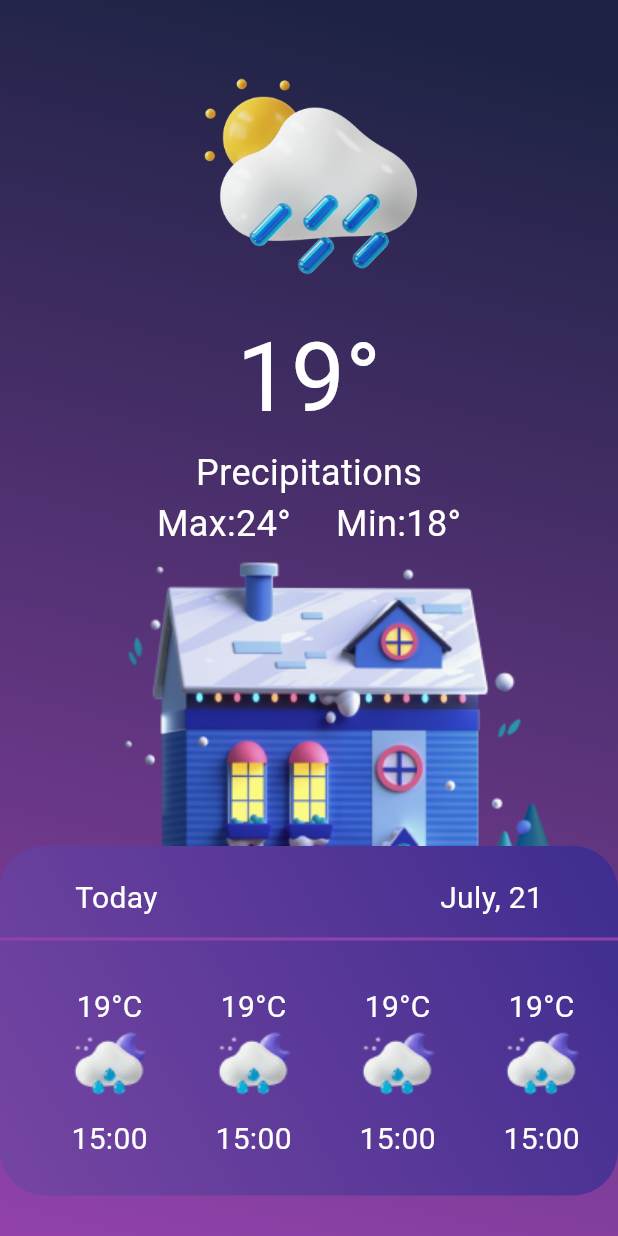
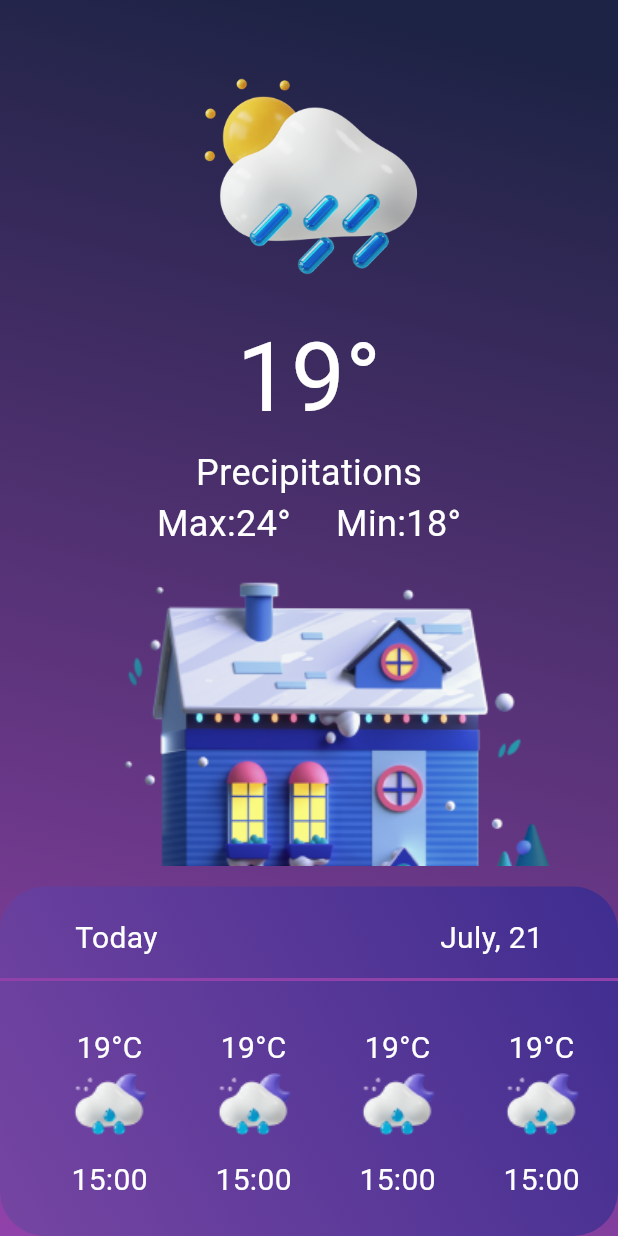
Before and after one commit to DargaHasanBasri/weather_bloc, a Flutter app: the screen it shows after launch, on a phone screen of 412 x 824 dp. Run offline on Flutter 3.47's test engine with Material 3 defaults, Android fonts, the phone set to English and light mode, and no system bars; our stand-ins replace get_it; Roboto replaces fonts that are missing (Poppins-Medium, Poppins-Regular, Poppins-SemiBold).

```diff
--- a/lib/ui/pages/home/home_page.dart
+++ b/lib/ui/pages/home/home_page.dart
@@ -67,8 +67,10 @@ class _HomePageState extends BaseStatefulState<HomePage> {
             '24',
             '18',
           ),
-          Image.asset(
-            'assets/img_home.png',
+          Expanded(
+            child: Image.asset(
+              'assets/img_home.png',
+            ),
           ),
           const WeatherTodays(),
         ],
```
Also changed, not shown: fonts/Poppins-Black.ttf, fonts/Poppins-Bold.ttf, fonts/Poppins-Light.ttf, fonts/Poppins-Medium.ttf, fonts/Poppins-Regular.ttf, fonts/Poppins-SemiBold.ttf.
